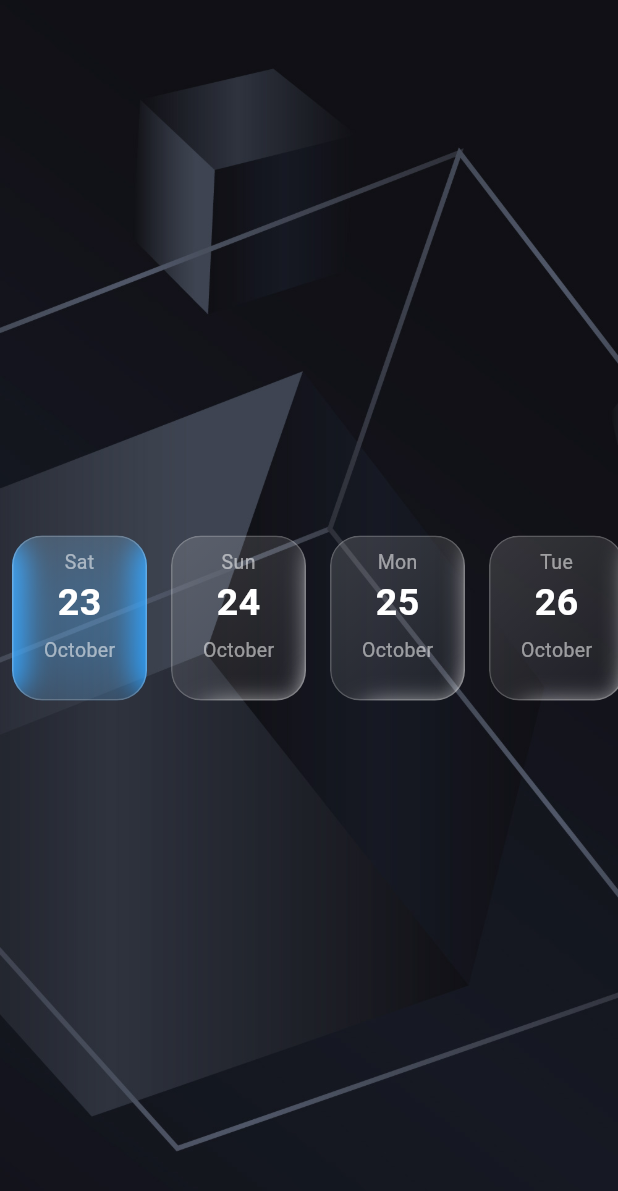
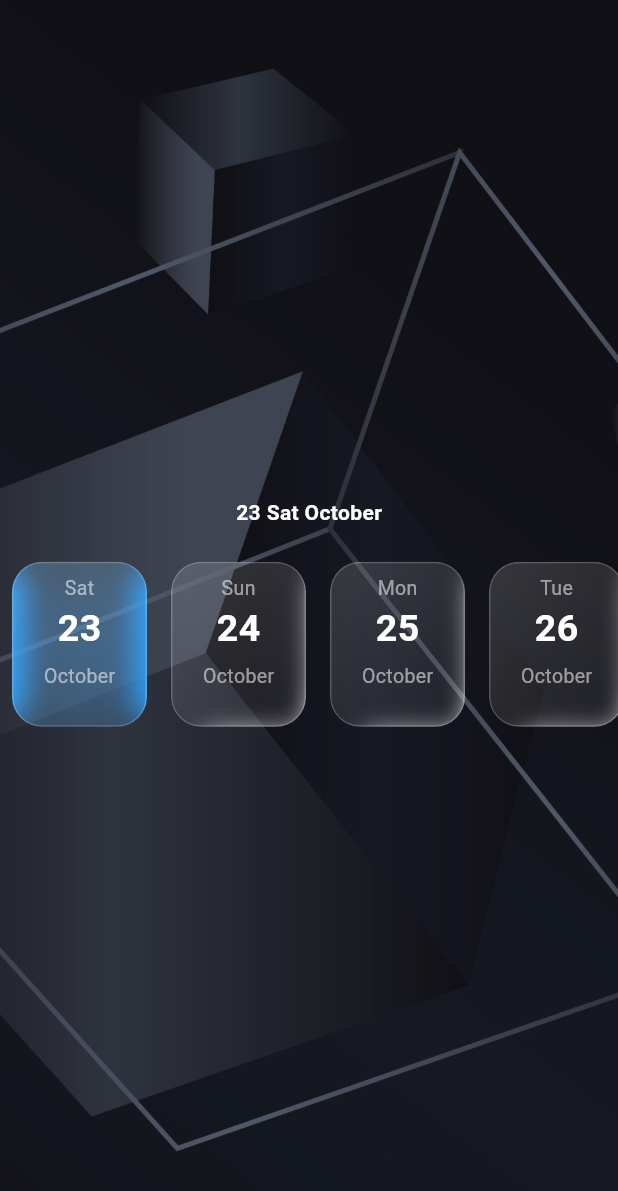
Before and after one commit to Redooyyy/CityU_Student_Portal, a Flutter app: the screen it shows after launch, after a tap on "Sat", on a phone screen of 412 x 824 dp. Shown: the top 1191 px of the screen. Run offline on Flutter 3.47's test engine with Material 3 defaults, Android fonts, the phone set to English and light mode, and no system bars; our stand-ins replace loading_animation_widget; missing offline and left inert: chip_list, cool_dropdown.

Commit message:
flash move for debug purpose

```diff
--- a/lib/pages/home_page.dart
+++ b/lib/pages/home_page.dart
@@ -10,8 +10,9 @@ class HomePage extends StatefulWidget {
   final List<String> date = ["23", "24", "25", "26", "27", "28", "29", "30"];
   final List<String> week = ["Sat", "Sun", "Mon", "Tue", "Wed", "Thu", "Fri"];
   final String month = "October";
+  String? s;
+  int selectedIndex = -1;
 
-  int selectedIndex = -1;
   HomePage({super.key});
 
   @override
@@ -42,6 +43,20 @@ class _HomePageState extends State<HomePage> {
           // ).cancelButton(),
 
           //customCard
+          Column(
+            mainAxisAlignment: MainAxisAlignment.center,
+            children: [
+              //NOTE:For debugging purpose
+              if (widget.s != null)
+                Text(
+                  widget.s!,
+                  style: TextStyle(
+                    color: Colors.white,
+                    fontSize: 14,
+                    fontWeight: FontWeight.w700,
+                  ),
+                ),
+              const SizedBox(height: 15),
               Center(
                 child: SizedBox(
                   height: 126,
@@ -60,6 +75,12 @@ class _HomePageState extends State<HomePage> {
                           setState(() {
                             widget.selectedIndex = index;
                             print(widget.date[index]);
+                            widget.s =
+                                widget.date[index] +
+                                " " +
+                                widget.week[index] +
+                                " " +
+                                widget.month;
                           });
                         },
                       ).myCard();
@@ -69,6 +90,8 @@ class _HomePageState extends State<HomePage> {
               ),
             ],
           ),
+        ],
+      ),
     );
   }
 }
```
Lines whose indentation alone changed are shown as unchanged.
